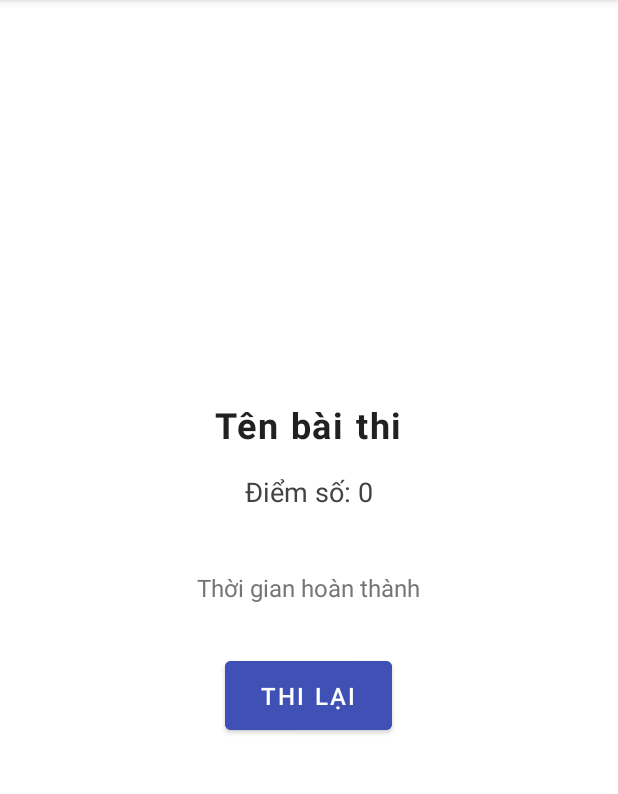
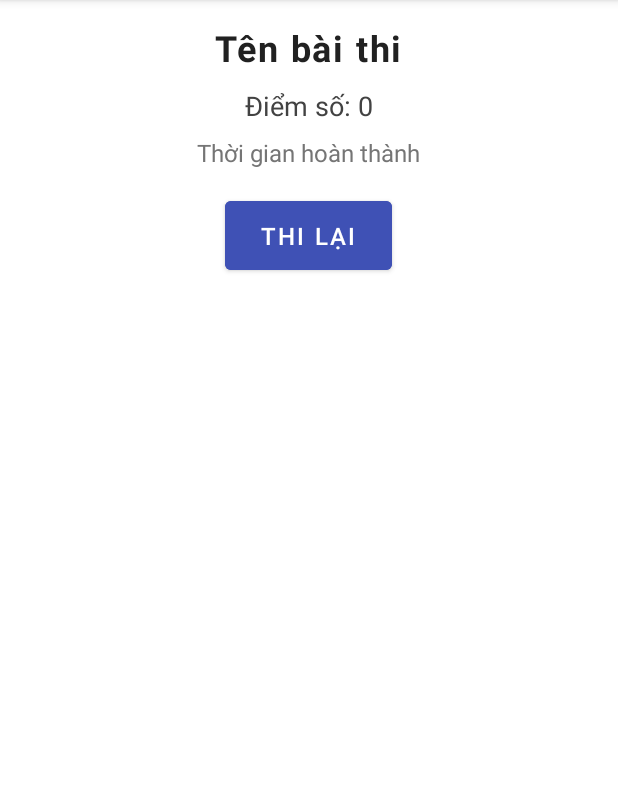
Before and after one commit to Chucky178/BTL_AndroidNC, an Android app: the ResultActivity screen opened directly, with no data from a screen before it, on a phone screen of 412 x 824 dp, the part 84-878 px from its top. Run offline under Robolectric (Android 15) with nearby library versions, the phone set to English and light mode, and no system bars; our stand-ins replace Firebase (no records; nobody signed in at launch, a user with empty details on screens opened directly).

Commit message:
cơ bản hiển thị được (chờ custom thêm)

```diff
--- /dev/null
+++ b/app/src/main/res/drawable/bg_correct.xml
@@ -0,0 +1,4 @@
+<shape xmlns:android="http://schemas.android.com/apk/res/android" android:shape="rectangle">
+    <solid android:color="#4CAF50" />
+    <corners android:radius="8dp" />
+</shape>
--- /dev/null
+++ b/app/src/main/res/drawable/bg_default.xml
@@ -0,0 +1,4 @@
+<shape xmlns:android="http://schemas.android.com/apk/res/android" android:shape="rectangle">
+    <solid android:color="#BDBDBD" />
+    <corners android:radius="8dp" />
+</shape>
--- /dev/null
+++ b/app/src/main/res/drawable/bg_wrong.xml
@@ -0,0 +1,4 @@
+<shape xmlns:android="http://schemas.android.com/apk/res/android" android:shape="rectangle">
+    <solid android:color="#F44336" />
+    <corners android:radius="8dp" />
+</shape>
--- a/app/src/main/res/layout/activity_result.xml
+++ b/app/src/main/res/layout/activity_result.xml
@@ -3,13 +3,14 @@
     android:layout_width="match_parent"
     android:layout_height="match_parent"
     android:orientation="vertical"
-    android:padding="24dp"
-    android:gravity="center"
+    android:padding="15dp"
+    android:gravity="center_horizontal"
     android:background="@android:color/white"
     android:clipToPadding="false">
 
+    <!-- Phần tổng kết -->
     <TextView
-        android:id="@+id/tvExamName"
+        android:id="@+id/tvExamStatus"
         android:layout_width="wrap_content"
         android:layout_height="wrap_content"
         android:text="Tên bài thi"
@@ -17,7 +18,7 @@
         android:textStyle="bold"
         android:textColor="#212121"
         android:letterSpacing="0.05"
-        android:layout_marginBottom="16dp" />
+        android:layout_marginBottom="10dp" />
 
     <TextView
         android:id="@+id/tvScore"
@@ -28,14 +29,6 @@
         android:textColor="#424242"
         android:layout_marginBottom="8dp" />
 
-    <TextView
-        android:id="@+id/tvCorrectAnswers"
-        android:layout_width="wrap_content"
-        android:layout_height="wrap_content"
-
-        android:textSize="18sp"
-        android:textColor="#424242"
-        android:layout_marginBottom="8dp" />
 
     <TextView
         android:id="@+id/tvTime"
@@ -44,7 +37,7 @@
         android:text="Thời gian hoàn thành"
         android:textSize="16sp"
         android:textColor="#757575"
-        android:layout_marginBottom="24dp" />
+        android:layout_marginBottom="15dp" />
 
     <Button
         android:id="@+id/btnRetry"
@@ -56,7 +49,19 @@
         android:paddingHorizontal="24dp"
         android:paddingVertical="12dp"
         android:textSize="16sp"
-        android:layout_marginTop="8dp"
-        android:layout_marginBottom="8dp"
+        android:layout_marginBottom="24dp"
         android:elevation="4dp" />
+
+    <!-- Thêm GridView danh sách câu hỏi -->
+    <GridView
+        android:id="@+id/gridViewQuestions"
+        android:layout_width="match_parent"
+        android:layout_height="0dp"
+        android:layout_weight="1"
+        android:numColumns="5"
+        android:verticalSpacing="8dp"
+        android:horizontalSpacing="8dp"
+        android:gravity="center"
+        android:stretchMode="columnWidth" />
+
 </LinearLayout>
```
Also changed, not shown: app/src/main/java/com/example/btl1/Repostories/DetailResultRepository.java (+10 -4 lines), app/src/main/java/com/example/btl1/activities/ResultActivity.java (+129 -45 lines), app/src/main/java/com/example/btl1/adapters/DetailResultAdapter.java (added, +142 -0 lines), app/src/main/java/com/example/btl1/database/dao/DetailResultDao.java (+6 -1 lines), app/src/main/res/layout/fragment_question.xml (+5 -5 lines), app/src/main/res/layout/item_question_result.xml (added, +12 -0 lines).
